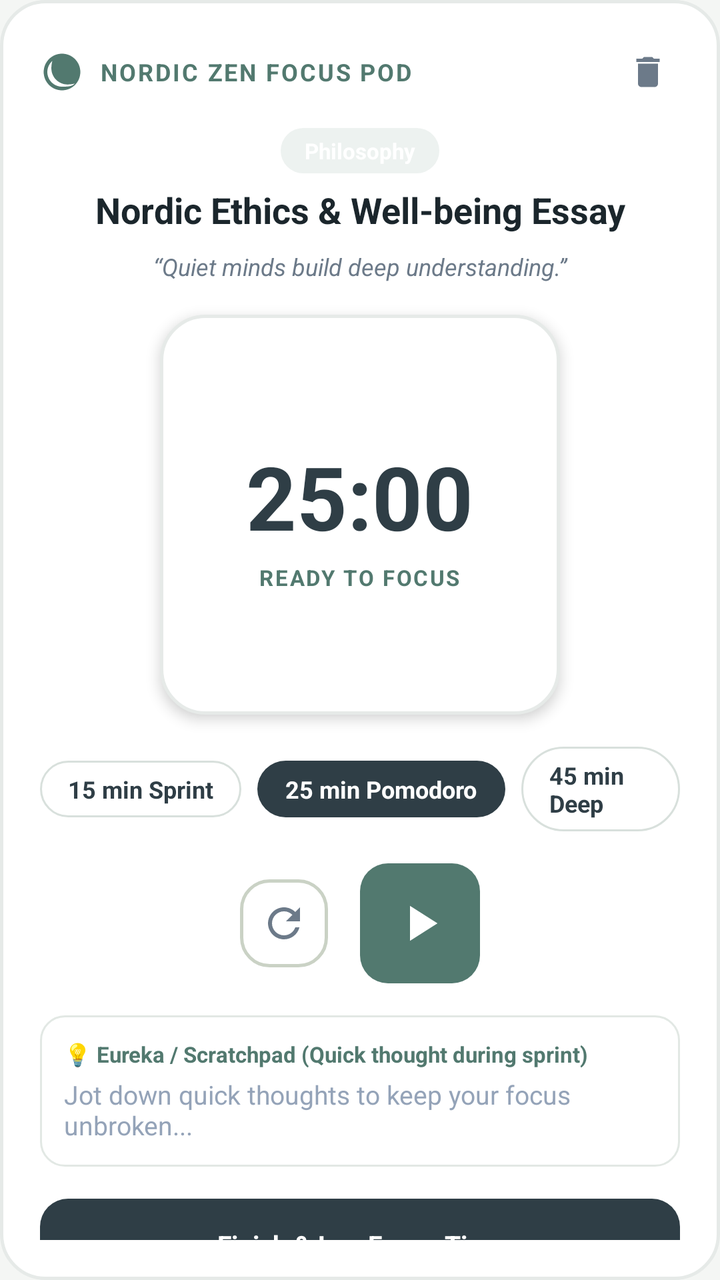
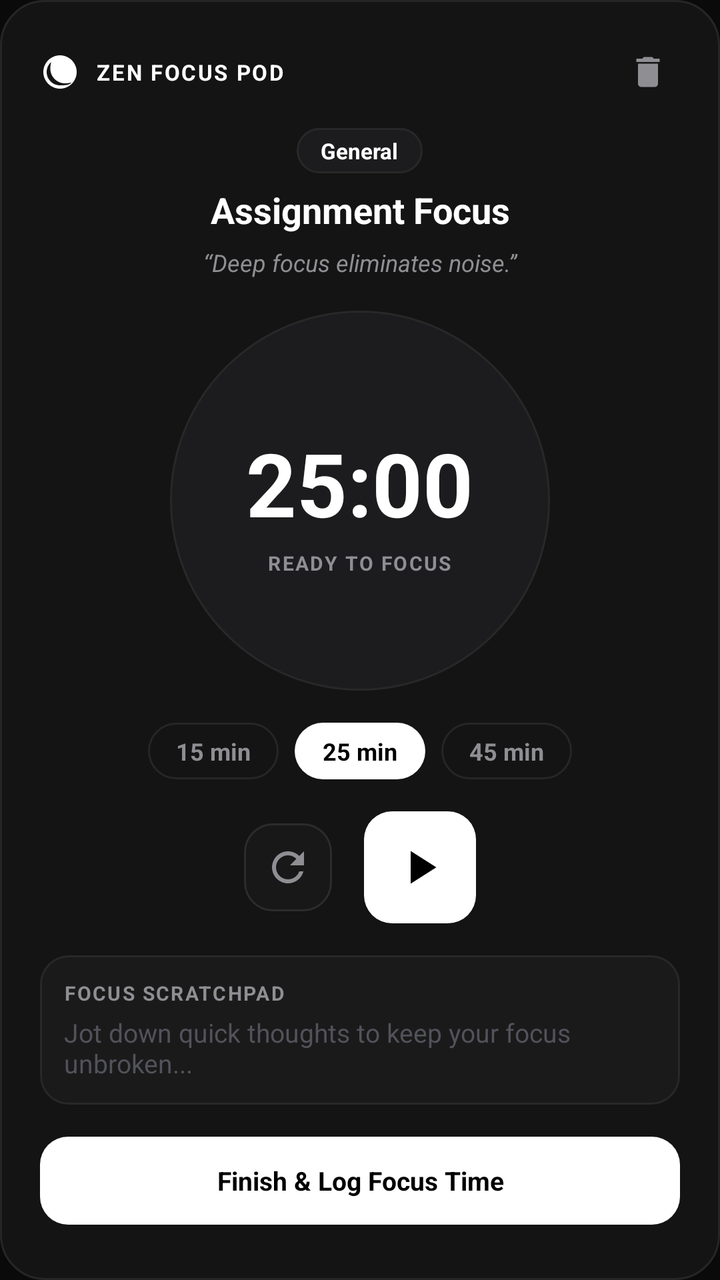

Two renders of the same Android screen: before a commit and after it. Below are the layout's source before the change and the commit's diff.
<!-- AndroidManifest.xml: application theme Theme.NordicAssignments -->
<!-- res/layout/dialog_zen_focus.xml -->
<?xml version="1.0" encoding="utf-8"?>
<LinearLayout xmlns:android="http://schemas.android.com/apk/res/android"
    xmlns:app="http://schemas.android.com/apk/res-auto"
    android:layout_width="match_parent"
    android:layout_height="wrap_content"
    android:orientation="vertical"
    android:background="@drawable/bg_nordic_card"
    android:padding="20dp">

    
    <LinearLayout
        android:layout_width="match_parent"
        android:layout_height="wrap_content"
        android:orientation="horizontal"
        android:gravity="center_vertical">

        <ImageView
            android:layout_width="22dp"
            android:layout_height="22dp"
            android:src="@drawable/ic_focus_zen"
            app:tint="#52796F"
            android:contentDescription="Focus" />

        <TextView
            android:layout_width="0dp"
            android:layout_height="wrap_content"
            android:layout_weight="1"
            android:layout_marginStart="8dp"
            android:text="NORDIC ZEN FOCUS POD"
            android:textColor="#52796F"
            android:textSize="12sp"
            android:textStyle="bold"
            android:letterSpacing="0.08" />

        <ImageView
            android:id="@+id/btnCloseFocus"
            android:layout_width="32dp"
            android:layout_height="32dp"
            android:padding="6dp"
            android:src="@drawable/ic_delete"
            app:tint="#6C7A89"
            android:background="?attr/selectableItemBackgroundBorderless"
            android:contentDescription="Close" />
    </LinearLayout>

    
    <LinearLayout
        android:layout_width="match_parent"
        android:layout_height="wrap_content"
        android:orientation="vertical"
        android:gravity="center"
        android:layout_marginTop="12dp">

        <TextView
            android:id="@+id/tvFocusSubject"
            android:layout_width="wrap_content"
            android:layout_height="wrap_content"
            android:text="Philosophy"
            android:textColor="@color/white"
            android:background="@drawable/bg_chip_pill"
            android:paddingHorizontal="12dp"
            android:paddingVertical="4dp"
            android:textSize="11sp"
            android:textStyle="bold" />

        <TextView
            android:id="@+id/tvFocusAssignmentTitle"
            android:layout_width="wrap_content"
            android:layout_height="wrap_content"
            android:layout_marginTop="6dp"
            android:text="Nordic Ethics &amp; Well-being Essay"
            android:textColor="#1B262C"
            android:textSize="18sp"
            android:textStyle="bold"
            android:gravity="center" />
    </LinearLayout>

    
    <TextView
        android:id="@+id/tvFocusQuote"
        android:layout_width="match_parent"
        android:layout_height="wrap_content"
        android:layout_marginTop="8dp"
        android:gravity="center"
        android:text="“Quiet minds build deep understanding.”"
        android:textColor="#6C7A89"
        android:textSize="12sp"
        android:textStyle="italic" />

    
    <FrameLayout
        android:id="@+id/layoutTimerCircle"
        android:layout_width="200dp"
        android:layout_height="200dp"
        android:layout_gravity="center"
        android:layout_marginTop="16dp"
        android:background="@drawable/bg_nordic_card"
        android:elevation="4dp">

        <LinearLayout
            android:layout_width="match_parent"
            android:layout_height="match_parent"
            android:gravity="center"
            android:orientation="vertical">

            <TextView
                android:id="@+id/tvTimerTime"
                android:layout_width="wrap_content"
                android:layout_height="wrap_content"
                android:text="25:00"
                android:textColor="#2F3E46"
                android:textSize="44sp"
                android:textStyle="bold" />

            <TextView
                android:id="@+id/tvTimerStatus"
                android:layout_width="wrap_content"
                android:layout_height="wrap_content"
                android:layout_marginTop="4dp"
                android:text="READY TO FOCUS"
                android:textColor="#52796F"
                android:textSize="11sp"
                android:letterSpacing="0.08"
                android:textStyle="bold" />
        </LinearLayout>
    </FrameLayout>

    
    <LinearLayout
        android:layout_width="match_parent"
        android:layout_height="wrap_content"
        android:orientation="horizontal"
        android:gravity="center"
        android:layout_marginTop="16dp">

        <TextView
            android:id="@+id/chipDuration15"
            android:layout_width="wrap_content"
            android:layout_height="wrap_content"
            android:text="15 min Sprint"
            android:textColor="#2F3E46"
            android:background="@drawable/bg_chip_filter_unselected"
            android:paddingHorizontal="14dp"
            android:paddingVertical="6dp"
            android:textSize="12sp"
            android:textStyle="bold"
            android:clickable="true"
            android:focusable="true" />

        <TextView
            android:id="@+id/chipDuration25"
            android:layout_width="wrap_content"
            android:layout_height="wrap_content"
            android:layout_marginStart="8dp"
            android:text="25 min Pomodoro"
            android:textColor="@color/white"
            android:background="@drawable/bg_chip_filter_selected"
            android:paddingHorizontal="14dp"
            android:paddingVertical="6dp"
            android:textSize="12sp"
            android:textStyle="bold"
            android:clickable="true"
            android:focusable="true" />

        <TextView
            android:id="@+id/chipDuration45"
            android:layout_width="wrap_content"
            android:layout_height="wrap_content"
            android:layout_marginStart="8dp"
            android:text="45 min Deep"
            android:textColor="#2F3E46"
            android:background="@drawable/bg_chip_filter_unselected"
            android:paddingHorizontal="14dp"
            android:paddingVertical="6dp"
            android:textSize="12sp"
            android:textStyle="bold"
            android:clickable="true"
            android:focusable="true" />
    </LinearLayout>

    
    <LinearLayout
        android:layout_width="match_parent"
        android:layout_height="wrap_content"
        android:orientation="horizontal"
        android:gravity="center"
        android:layout_marginTop="16dp">

        
        <ImageView
            android:id="@+id/btnResetTimer"
            android:layout_width="44dp"
            android:layout_height="44dp"
            android:padding="10dp"
            android:background="@drawable/bg_button_nordic_outline"
            android:src="@drawable/ic_refresh"
            app:tint="#6C7A89"
            android:contentDescription="Reset timer" />

        
        <FrameLayout
            android:id="@+id/btnToggleTimer"
            android:layout_width="60dp"
            android:layout_height="60dp"
            android:layout_marginStart="16dp"
            android:background="@drawable/bg_button_zen"
            android:clickable="true"
            android:focusable="true">

            <ImageView
                android:id="@+id/ivPlayPauseIcon"
                android:layout_width="30dp"
                android:layout_height="30dp"
                android:layout_gravity="center"
                android:src="@drawable/ic_play"
                app:tint="@color/white"
                android:contentDescription="Play or Pause" />
        </FrameLayout>
    </LinearLayout>

    
    <LinearLayout
        android:layout_width="match_parent"
        android:layout_height="wrap_content"
        android:orientation="vertical"
        android:background="@drawable/bg_notepad_paper"
        android:padding="12dp"
        android:layout_marginTop="16dp">

        <TextView
            android:layout_width="wrap_content"
            android:layout_height="wrap_content"
            android:text="💡 Eureka / Scratchpad (Quick thought during sprint)"
            android:textColor="#52796F"
            android:textSize="11sp"
            android:textStyle="bold" />

        <EditText
            android:id="@+id/etFocusScratchpad"
            android:layout_width="match_parent"
            android:layout_height="wrap_content"
            android:minLines="2"
            android:maxLines="4"
            android:background="@null"
            android:hint="Jot down quick thoughts to keep your focus unbroken..."
            android:textColor="#1B262C"
            android:textColorHint="#94A3B8"
            android:textSize="13sp"
            android:layout_marginTop="4dp" />
    </LinearLayout>

    
    <TextView
        android:id="@+id/btnFinishAndLogSession"
        android:layout_width="match_parent"
        android:layout_height="46dp"
        android:layout_marginTop="16dp"
        android:background="@drawable/bg_button_nordic_primary"
        android:gravity="center"
        android:text="Finish &amp; Log Focus Time"
        android:textColor="@color/white"
        android:textSize="13sp"
        android:textStyle="bold"
        android:clickable="true"
        android:focusable="true" />
</LinearLayout>
<!-- resources referenced by this layout -->
<resources>
  <color name="white">#FFFFFF</color>
  <!-- drawable bg_button_nordic_outline (drawable) -->
  <?xml version="1.0" encoding="utf-8"?>
  <ripple xmlns:android="http://schemas.android.com/apk/res/android"
      android:color="#20000000">
      <item>
          <shape android:shape="rectangle">
              <corners android:radius="14dp" />
              <solid android:color="#FFFFFF" />
              <stroke
                  android:width="1.5dp"
                  android:color="#CAD2C5" />
          </shape>
      </item>
  </ripple>
  <!-- drawable bg_button_nordic_primary (drawable) -->
  <?xml version="1.0" encoding="utf-8"?>
  <ripple xmlns:android="http://schemas.android.com/apk/res/android"
      android:color="#40FFFFFF">
      <item>
          <shape android:shape="rectangle">
              <corners android:radius="14dp" />
              <solid android:color="#2F3E46" />
          </shape>
      </item>
  </ripple>
  <!-- drawable bg_button_zen (drawable) -->
  <?xml version="1.0" encoding="utf-8"?>
  <ripple xmlns:android="http://schemas.android.com/apk/res/android"
      android:color="#40FFFFFF">
      <item>
          <shape android:shape="rectangle">
              <corners android:radius="14dp" />
              <solid android:color="#52796F" />
          </shape>
      </item>
  </ripple>
  <!-- drawable bg_chip_filter_selected (drawable) -->
  <?xml version="1.0" encoding="utf-8"?>
  <shape xmlns:android="http://schemas.android.com/apk/res/android"
      android:shape="rectangle">
      <corners android:radius="100dp" />
      <solid android:color="#2F3E46" />
  </shape>
  <!-- drawable bg_chip_filter_unselected (drawable) -->
  <?xml version="1.0" encoding="utf-8"?>
  <shape xmlns:android="http://schemas.android.com/apk/res/android"
      android:shape="rectangle">
      <corners android:radius="100dp" />
      <solid android:color="#FFFFFF" />
      <stroke
          android:width="1dp"
          android:color="#D8E0DC" />
  </shape>
  <!-- drawable bg_chip_pill (drawable) -->
  <?xml version="1.0" encoding="utf-8"?>
  <shape xmlns:android="http://schemas.android.com/apk/res/android"
      android:shape="rectangle">
      <corners android:radius="100dp" />
      <solid android:color="#EDF2F0" />
  </shape>
  <!-- drawable bg_nordic_card (drawable) -->
  <?xml version="1.0" encoding="utf-8"?>
  <shape xmlns:android="http://schemas.android.com/apk/res/android"
      android:shape="rectangle">
      <solid android:color="#FFFFFF" />
      <corners android:radius="22dp" />
      <stroke
          android:width="1.5dp"
          android:color="#E6EAE8" />
  </shape>
  <!-- drawable bg_notepad_paper (drawable) -->
  <?xml version="1.0" encoding="utf-8"?>
  <shape xmlns:android="http://schemas.android.com/apk/res/android"
      android:shape="rectangle">
      <solid android:color="#FFFFFF" />
      <corners android:radius="12dp" />
      <stroke
          android:width="1dp"
          android:color="#E2E8E4" />
  </shape>
  <style name="Theme.NordicAssignments" parent="Theme.MaterialComponents.DayNight.NoActionBar">
          <item name="colorPrimary">@color/nordic_pine</item>
          <item name="colorPrimaryVariant">@color/nordic_dark</item>
          <item name="colorOnPrimary">@color/white</item>
          <item name="colorSecondary">@color/nordic_sage</item>
          <item name="colorSecondaryVariant">@color/nordic_slate</item>
          <item name="colorOnSecondary">@color/white</item>
          <item name="android:statusBarColor">@color/nordic_bg</item>
          <item name="android:windowLightStatusBar">true</item>
          <item name="android:windowBackground">@color/nordic_bg</item>
      </style>
  <color name="nordic_pine">#354F52</color>
  <color name="nordic_dark">#1B262C</color>
  <color name="nordic_sage">#52796F</color>
  <color name="nordic_slate">#2F3E46</color>
  <color name="nordic_bg">#F4F6F4</color>
  <!-- unchanged entries left out for length: 4 -->
</resources>

<!-- the commit's change to res/layout/dialog_zen_focus.xml (unified diff, before → after) -->
@@ -15,10 +15,10 @@
         android:gravity="center_vertical">
 
         <ImageView
-            android:layout_width="22dp"
-            android:layout_height="22dp"
+            android:layout_width="20dp"
+            android:layout_height="20dp"
             android:src="@drawable/ic_focus_zen"
-            app:tint="#52796F"
+            app:tint="#FFFFFF"
             android:contentDescription="Focus" />
 
         <TextView
@@ -26,9 +26,9 @@
             android:layout_height="wrap_content"
             android:layout_weight="1"
             android:layout_marginStart="8dp"
-            android:text="NORDIC ZEN FOCUS POD"
-            android:textColor="#52796F"
-            android:textSize="12sp"
+            android:text="ZEN FOCUS POD"
+            android:textColor="#FFFFFF"
+            android:textSize="11sp"
             android:textStyle="bold"
             android:letterSpacing="0.08" />
 
@@ -38,7 +38,7 @@
             android:layout_height="32dp"
             android:padding="6dp"
             android:src="@drawable/ic_delete"
-            app:tint="#6C7A89"
+            app:tint="#8E8E93"
             android:background="?attr/selectableItemBackgroundBorderless"
             android:contentDescription="Close" />
     </LinearLayout>
@@ -55,8 +55,8 @@
             android:id="@+id/tvFocusSubject"
             android:layout_width="wrap_content"
             android:layout_height="wrap_content"
-            android:text="Philosophy"
-            android:textColor="@color/white"
+            android:text="General"
+            android:textColor="#FFFFFF"
             android:background="@drawable/bg_chip_pill"
             android:paddingHorizontal="12dp"
             android:paddingVertical="4dp"
@@ -68,34 +68,32 @@
             android:layout_width="wrap_content"
             android:layout_height="wrap_content"
             android:layout_marginTop="6dp"
-            android:text="Nordic Ethics &amp; Well-being Essay"
-            android:textColor="#1B262C"
+            android:text="Assignment Focus"
+            android:textColor="#FFFFFF"
             android:textSize="18sp"
             android:textStyle="bold"
             android:gravity="center" />
     </LinearLayout>
 
-    
     <TextView
         android:id="@+id/tvFocusQuote"
         android:layout_width="match_parent"
         android:layout_height="wrap_content"
-        android:layout_marginTop="8dp"
-        android:gravity="center"
-        android:text="“Quiet minds build deep understanding.”"
-        android:textColor="#6C7A89"
+        android:layout_marginTop="6dp"
+        android:gravity="center"
+        android:text="“Deep focus eliminates noise.”"
+        android:textColor="#8E8E93"
         android:textSize="12sp"
         android:textStyle="italic" />
 
     
     <FrameLayout
         android:id="@+id/layoutTimerCircle"
-        android:layout_width="200dp"
-        android:layout_height="200dp"
+        android:layout_width="190dp"
+        android:layout_height="190dp"
         android:layout_gravity="center"
         android:layout_marginTop="16dp"
-        android:background="@drawable/bg_nordic_card"
-        android:elevation="4dp">
+        android:background="@drawable/bg_chip_pill">
 
         <LinearLayout
             android:layout_width="match_parent"
@@ -108,7 +106,7 @@
                 android:layout_width="wrap_content"
                 android:layout_height="wrap_content"
                 android:text="25:00"
-                android:textColor="#2F3E46"
+                android:textColor="#FFFFFF"
                 android:textSize="44sp"
                 android:textStyle="bold" />
 
@@ -118,8 +116,8 @@
                 android:layout_height="wrap_content"
                 android:layout_marginTop="4dp"
                 android:text="READY TO FOCUS"
-                android:textColor="#52796F"
-                android:textSize="11sp"
+                android:textColor="#8E8E93"
+                android:textSize="10sp"
                 android:letterSpacing="0.08"
                 android:textStyle="bold" />
         </LinearLayout>
@@ -137,8 +135,8 @@
             android:id="@+id/chipDuration15"
             android:layout_width="wrap_content"
             android:layout_height="wrap_content"
-            android:text="15 min Sprint"
-            android:textColor="#2F3E46"
+            android:text="15 min"
+            android:textColor="#8E8E93"
             android:background="@drawable/bg_chip_filter_unselected"
             android:paddingHorizontal="14dp"
             android:paddingVertical="6dp"
@@ -152,8 +150,8 @@
             android:layout_width="wrap_content"
             android:layout_height="wrap_content"
             android:layout_marginStart="8dp"
-            android:text="25 min Pomodoro"
-            android:textColor="@color/white"
+            android:text="25 min"
+            android:textColor="#000000"
             android:background="@drawable/bg_chip_filter_selected"
             android:paddingHorizontal="14dp"
             android:paddingVertical="6dp"
@@ -167,8 +165,8 @@
             android:layout_width="wrap_content"
             android:layout_height="wrap_content"
             android:layout_marginStart="8dp"
-            android:text="45 min Deep"
-            android:textColor="#2F3E46"
+            android:text="45 min"
+            android:textColor="#8E8E93"
             android:background="@drawable/bg_chip_filter_unselected"
             android:paddingHorizontal="14dp"
             android:paddingVertical="6dp"
@@ -194,26 +192,26 @@
             android:padding="10dp"
             android:background="@drawable/bg_button_nordic_outline"
             android:src="@drawable/ic_refresh"
-            app:tint="#6C7A89"
+            app:tint="#8E8E93"
             android:contentDescription="Reset timer" />
 
         
         <FrameLayout
             android:id="@+id/btnToggleTimer"
-            android:layout_width="60dp"
-            android:layout_height="60dp"
+            android:layout_width="56dp"
+            android:layout_height="56dp"
             android:layout_marginStart="16dp"
-            android:background="@drawable/bg_button_zen"
+            android:background="@drawable/bg_button_nordic_primary"
             android:clickable="true"
             android:focusable="true">
 
             <ImageView
                 android:id="@+id/ivPlayPauseIcon"
-                android:layout_width="30dp"
-                android:layout_height="30dp"
+                android:layout_width="28dp"
+                android:layout_height="28dp"
                 android:layout_gravity="center"
                 android:src="@drawable/ic_play"
-                app:tint="@color/white"
+                app:tint="#000000"
                 android:contentDescription="Play or Pause" />
         </FrameLayout>
     </LinearLayout>
@@ -230,10 +228,11 @@
         <TextView
             android:layout_width="wrap_content"
             android:layout_height="wrap_content"
-            android:text="💡 Eureka / Scratchpad (Quick thought during sprint)"
-            android:textColor="#52796F"
-            android:textSize="11sp"
-            android:textStyle="bold" />
+            android:text="FOCUS SCRATCHPAD"
+            android:textColor="#8E8E93"
+            android:textSize="10sp"
+            android:textStyle="bold"
+            android:letterSpacing="0.08" />
 
         <EditText
             android:id="@+id/etFocusScratchpad"
@@ -243,8 +242,8 @@
             android:maxLines="4"
             android:background="@null"
             android:hint="Jot down quick thoughts to keep your focus unbroken..."
-            android:textColor="#1B262C"
-            android:textColorHint="#94A3B8"
+            android:textColor="#FFFFFF"
+            android:textColorHint="#52525B"
             android:textSize="13sp"
             android:layout_marginTop="4dp" />
     </LinearLayout>
@@ -253,12 +252,12 @@
     <TextView
         android:id="@+id/btnFinishAndLogSession"
         android:layout_width="match_parent"
-        android:layout_height="46dp"
+        android:layout_height="44dp"
         android:layout_marginTop="16dp"
         android:background="@drawable/bg_button_nordic_primary"
         android:gravity="center"
         android:text="Finish &amp; Log Focus Time"
-        android:textColor="@color/white"
+        android:textColor="#000000"
         android:textSize="13sp"
         android:textStyle="bold"
         android:clickable="true"
<!-- resource entries referenced after the edit -->
@@ -1,39 +1,27 @@
 <!-- resources referenced by this layout -->
 <resources>
-  <color name="white">#FFFFFF</color>
   <!-- drawable bg_button_nordic_outline (drawable) -->
   <?xml version="1.0" encoding="utf-8"?>
   <ripple xmlns:android="http://schemas.android.com/apk/res/android"
-      android:color="#20000000">
+      android:color="#33FFFFFF">
       <item>
           <shape android:shape="rectangle">
               <corners android:radius="14dp" />
-              <solid android:color="#FFFFFF" />
+              <solid android:color="#181818" />
               <stroke
-                  android:width="1.5dp"
-                  android:color="#CAD2C5" />
+                  android:width="1dp"
+                  android:color="#2C2C2C" />
           </shape>
       </item>
   </ripple>
   <!-- drawable bg_button_nordic_primary (drawable) -->
   <?xml version="1.0" encoding="utf-8"?>
   <ripple xmlns:android="http://schemas.android.com/apk/res/android"
-      android:color="#40FFFFFF">
+      android:color="#33000000">
       <item>
           <shape android:shape="rectangle">
               <corners android:radius="14dp" />
-              <solid android:color="#2F3E46" />
-          </shape>
-      </item>
-  </ripple>
-  <!-- drawable bg_button_zen (drawable) -->
-  <?xml version="1.0" encoding="utf-8"?>
-  <ripple xmlns:android="http://schemas.android.com/apk/res/android"
-      android:color="#40FFFFFF">
-      <item>
-          <shape android:shape="rectangle">
-              <corners android:radius="14dp" />
-              <solid android:color="#52796F" />
+              <solid android:color="#FFFFFF" />
           </shape>
       </item>
   </ripple>
@@ -42,61 +30,61 @@
   <shape xmlns:android="http://schemas.android.com/apk/res/android"
       android:shape="rectangle">
       <corners android:radius="100dp" />
-      <solid android:color="#2F3E46" />
+      <solid android:color="#FFFFFF" />
   </shape>
   <!-- drawable bg_chip_filter_unselected (drawable) -->
   <?xml version="1.0" encoding="utf-8"?>
   <shape xmlns:android="http://schemas.android.com/apk/res/android"
       android:shape="rectangle">
       <corners android:radius="100dp" />
-      <solid android:color="#FFFFFF" />
+      <solid android:color="#141414" />
       <stroke
           android:width="1dp"
-          android:color="#D8E0DC" />
+          android:color="#262626" />
   </shape>
   <!-- drawable bg_chip_pill (drawable) -->
   <?xml version="1.0" encoding="utf-8"?>
   <shape xmlns:android="http://schemas.android.com/apk/res/android"
       android:shape="rectangle">
       <corners android:radius="100dp" />
-      <solid android:color="#EDF2F0" />
+      <solid android:color="#1C1C1E" />
+      <stroke
+          android:width="1dp"
+          android:color="#282828" />
   </shape>
   <!-- drawable bg_nordic_card (drawable) -->
   <?xml version="1.0" encoding="utf-8"?>
   <shape xmlns:android="http://schemas.android.com/apk/res/android"
       android:shape="rectangle">
-      <solid android:color="#FFFFFF" />
+      <solid android:color="#141414" />
       <corners android:radius="22dp" />
       <stroke
-          android:width="1.5dp"
-          android:color="#E6EAE8" />
+          android:width="1dp"
+          android:color="#262626" />
   </shape>
   <!-- drawable bg_notepad_paper (drawable) -->
   <?xml version="1.0" encoding="utf-8"?>
   <shape xmlns:android="http://schemas.android.com/apk/res/android"
       android:shape="rectangle">
-      <solid android:color="#FFFFFF" />
-      <corners android:radius="12dp" />
+      <solid android:color="#1A1A1A" />
+      <corners android:radius="14dp" />
       <stroke
           android:width="1dp"
-          android:color="#E2E8E4" />
+          android:color="#282828" />
   </shape>
   <style name="Theme.NordicAssignments" parent="Theme.MaterialComponents.DayNight.NoActionBar">
-          <item name="colorPrimary">@color/nordic_pine</item>
-          <item name="colorPrimaryVariant">@color/nordic_dark</item>
-          <item name="colorOnPrimary">@color/white</item>
-          <item name="colorSecondary">@color/nordic_sage</item>
-          <item name="colorSecondaryVariant">@color/nordic_slate</item>
-          <item name="colorOnSecondary">@color/white</item>
-          <item name="android:statusBarColor">@color/nordic_bg</item>
-          <item name="android:windowLightStatusBar">true</item>
-          <item name="android:windowBackground">@color/nordic_bg</item>
+          <item name="colorPrimary">#FFFFFF</item>
+          <item name="colorPrimaryVariant">#262626</item>
+          <item name="colorOnPrimary">#000000</item>
+          <item name="colorSecondary">#E5E5EA</item>
+          <item name="colorSecondaryVariant">#1C1C1E</item>
+          <item name="colorOnSecondary">#FFFFFF</item>
+          <item name="android:statusBarColor">#0A0A0A</item>
+          <item name="android:windowLightStatusBar">false</item>
+          <item name="android:navigationBarColor">#0A0A0A</item>
+          <item name="android:windowLightNavigationBar" tools:targetApi="o_mr1">false</item>
+          <item name="android:windowBackground">#0A0A0A</item>
       </style>
-  <color name="nordic_pine">#354F52</color>
-  <color name="nordic_dark">#1B262C</color>
-  <color name="nordic_sage">#52796F</color>
-  <color name="nordic_slate">#2F3E46</color>
-  <color name="nordic_bg">#F4F6F4</color>
   <!-- unchanged entries left out for length: 4 -->
 </resources>
 
